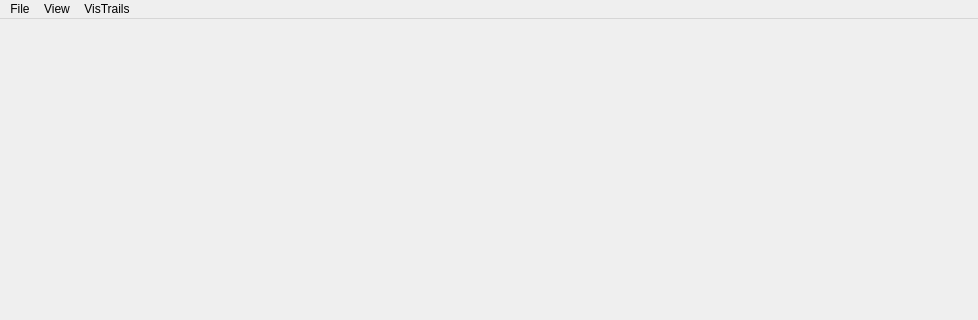
Before: the Qt Designer form vistrails/gui/uvcdat/mainwindow.ui in CDAT/VisTrails, drawn with Qt 5; both pictures show x 0 to 978 and y 0 to 320 of the 978 by 936 pixel window.
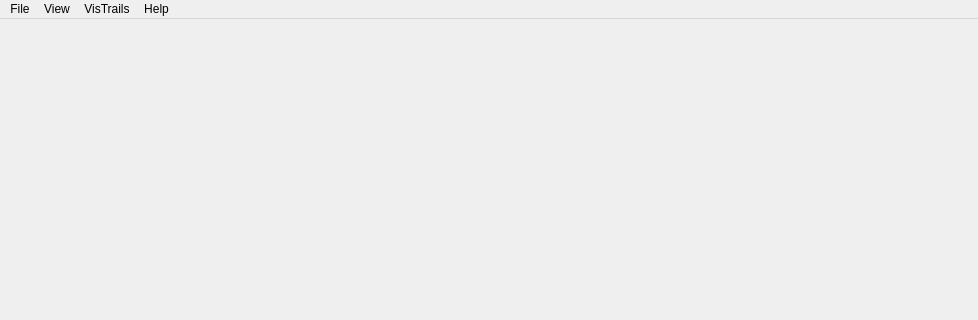
After: the same form once the commit is applied. Icons and pictures are not drawn.

Commit message: Added UV-CDAT's splash screen and about message.

Diff of the .ui file:
```diff
--- a/vistrails/gui/uvcdat/mainwindow.ui
+++ b/vistrails/gui/uvcdat/mainwindow.ui
@@ -48,9 +48,15 @@
      <string>VisTrails</string>
     </property>
    </widget>
+   <widget class="QMenu" name="menuHelp">
+    <property name="title">
+     <string>Help</string>
+    </property>
+   </widget>
    <addaction name="menuFile"/>
    <addaction name="menuView"/>
    <addaction name="menuVistrails"/>
+   <addaction name="menuHelp"/>
   </widget>
   <widget class="QStatusBar" name="statusbar"/>
   <action name="actionNew">
```
The commit also changes 6 other files.
